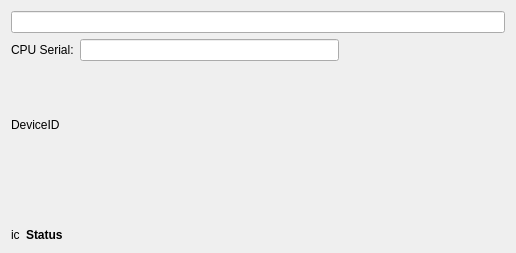
This is ground/openpilotgcs/src/plugins/uploader/runningdevicewidget.ui in openpilot/OpenPilot as Qt 5 draws it before an edit. The edited form follows.
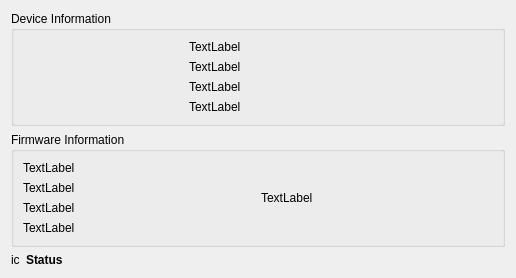
This is the edited form.

What changed in the file:
```diff
--- a/ground/openpilotgcs/src/plugins/uploader/runningdevicewidget.ui
+++ b/ground/openpilotgcs/src/plugins/uploader/runningdevicewidget.ui
@@ -14,9 +14,114 @@
    <string>Form</string>
   </property>
   <layout class="QVBoxLayout" name="verticalLayout">
+   <item>
+    <widget class="QGroupBox" name="horizontalGroupBox">
+     <property name="title">
+      <string>Device Information</string>
+     </property>
+     <layout class="QHBoxLayout" name="horizontalLayout_2">
+      <item>
+       <widget class="QGraphicsView" name="devicePicture">
+        <property name="maximumSize">
+         <size>
+          <width>160</width>
+          <height>160</height>
+         </size>
+        </property>
+        <property name="styleSheet">
+         <string notr="true">background: transparent</string>
+        </property>
+        <property name="frameShape">
+         <enum>QFrame::NoFrame</enum>
+        </property>
+       </widget>
+      </item>
+      <item>
+       <layout class="QVBoxLayout" name="verticalLayout_2">
+        <item>
+         <widget class="QLabel" name="lblBoardName">
+          <property name="text">
+           <string>TextLabel</string>
+          </property>
+         </widget>
+        </item>
+        <item>
+         <widget class="QLabel" name="lblDeviceID">
+          <property name="text">
+           <string>TextLabel</string>
+          </property>
+         </widget>
+        </item>
+        <item>
+         <widget class="QLabel" name="lblHWRev">
+          <property name="text">
+           <string>TextLabel</string>
+          </property>
+         </widget>
+        </item>
+        <item>
+         <widget class="QLabel" name="lblCPU">
+          <property name="text">
+           <string>TextLabel</string>
+          </property>
+         </widget>
+        </item>
+       </layout>
+      </item>
+     </layout>
+    </widget>
+   </item>
+   <item>
+    <widget class="QGroupBox" name="horizontalGroupBox">
+     <property name="title">
+      <string>Firmware Information</string>
+     </property>
+     <layout class="QHBoxLayout" name="_2">
+      <item>
+       <layout class="QVBoxLayout" name="verticalLayout_3">
+        <item>
+         <widget class="QLabel" name="lblFWTag">
+          <property name="text">
+           <string>TextLabel</string>
+          </property>
+         </widget>
+        </item>
+        <item>
+         <widget class="QLabel" name="lblFWDate">
+          <property name="text">
+           <string>TextLabel</string>
+          </property>
+         </widget>
+        </item>
+        <item>
+         <widget class="QLabel" name="lblGitCommitTag">
+          <property name="text">
+           <string>TextLabel</string>
+          </property>
+         </widget>
+        </item>
+        <item>
+         <widget class="QLabel" name="lblCRC">
+          <property name="text">
+           <string>TextLabel</string>
+          </property>
+         </widget>
+        </item>
+       </layout>
+      </item>
+      <item>
+       <widget class="QLabel" name="lblCertified">
+        <property name="text">
+         <string>TextLabel</string>
+        </property>
+       </widget>
+      </item>
+     </layout>
+    </widget>
+   </item>
    <item>
     <layout class="QGridLayout" name="gridLayout">
-     <item row="8" column="0" colspan="2">
+     <item row="3" column="0" colspan="2">
       <layout class="QHBoxLayout" name="horizontalLayout">
        <item>
         <widget class="QLabel" name="statusIcon">
@@ -46,64 +151,6 @@
        </item>
       </layout>
      </item>
-     <item row="5" column="0">
-      <widget class="QLabel" name="deviceID">
-       <property name="text">
-        <string>DeviceID</string>
-       </property>
-      </widget>
-     </item>
-     <item row="4" column="0">
-      <widget class="QLabel" name="cpuSerialLabel">
-       <property name="text">
-        <string>CPU Serial:</string>
-       </property>
-      </widget>
-     </item>
-     <item row="4" column="2" rowspan="2">
-      <widget class="QGraphicsView" name="devicePicture">
-       <property name="maximumSize">
-        <size>
-         <width>160</width>
-         <height>160</height>
-        </size>
-       </property>
-       <property name="styleSheet">
-        <string notr="true">background: transparent</string>
-       </property>
-       <property name="frameShape">
-        <enum>QFrame::NoFrame</enum>
-       </property>
-      </widget>
-     </item>
-     <item row="2" column="0" colspan="3">
-      <widget class="QLineEdit" name="description">
-       <property name="readOnly">
-        <bool>true</bool>
-       </property>
-      </widget>
-     </item>
-     <item row="4" column="1">
-      <widget class="QLineEdit" name="cpuSerial">
-       <property name="readOnly">
-        <bool>true</bool>
-       </property>
-      </widget>
-     </item>
-     <item row="6" column="0">
-      <widget class="QLabel" name="lblGitTag">
-       <property name="text">
-        <string/>
-       </property>
-      </widget>
-     </item>
-     <item row="7" column="0">
-      <widget class="QLabel" name="lblFwDate">
-       <property name="text">
-        <string/>
-       </property>
-      </widget>
-     </item>
     </layout>
    </item>
   </layout>
```
